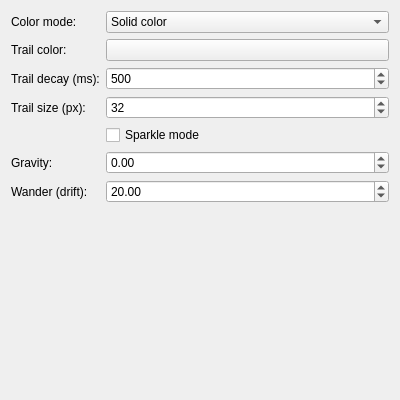
First picture: the form in src/smear_config.ui, repository Advaitvag/kwin-mouse-smear-effect, before the edit.
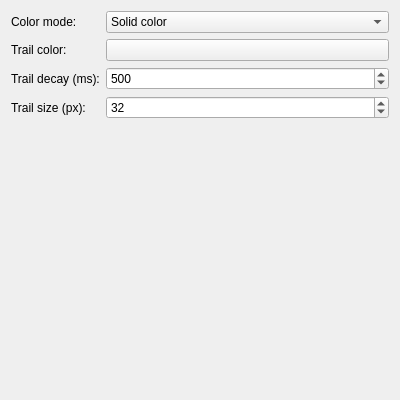
Second picture: the form after the edit. Custom widgets are drawn as their Qt base class.

Commit message:
Removed unused sparkle, gravity, and wander settings
Might implement later

```diff
--- a/src/smear_config.ui
+++ b/src/smear_config.ui
@@ -86,59 +86,6 @@
      </property>
     </widget>
    </item>
-   <item row="4" column="1">
-    <widget class="QCheckBox" name="kcfg_SparkleMode">
-     <property name="text">
-      <string>Sparkle mode</string>
-     </property>
-    </widget>
-   </item>
-   <item row="5" column="0">
-    <widget class="QLabel" name="label_5">
-     <property name="text">
-      <string>Gravity:</string>
-     </property>
-    </widget>
-   </item>
-   <item row="5" column="1">
-    <widget class="QDoubleSpinBox" name="kcfg_Gravity">
-     <property name="minimum">
-      <double>-1000.0</double>
-     </property>
-     <property name="maximum">
-      <double>1000.0</double>
-     </property>
-     <property name="singleStep">
-      <double>10.0</double>
-     </property>
-     <property name="value">
-      <double>0.0</double>
-     </property>
-    </widget>
-   </item>
-   <item row="6" column="0">
-    <widget class="QLabel" name="label_6">
-     <property name="text">
-      <string>Wander (drift):</string>
-     </property>
-    </widget>
-   </item>
-   <item row="6" column="1">
-    <widget class="QDoubleSpinBox" name="kcfg_Wander">
-     <property name="minimum">
-      <double>0.0</double>
-     </property>
-     <property name="maximum">
-      <double>100.0</double>
-     </property>
-     <property name="singleStep">
-      <double>5.0</double>
-     </property>
-     <property name="value">
-      <double>20.0</double>
-     </property>
-    </widget>
-   </item>
   </layout>
  </widget>
  <customwidgets>
```
The commit also changes 7 other files.
